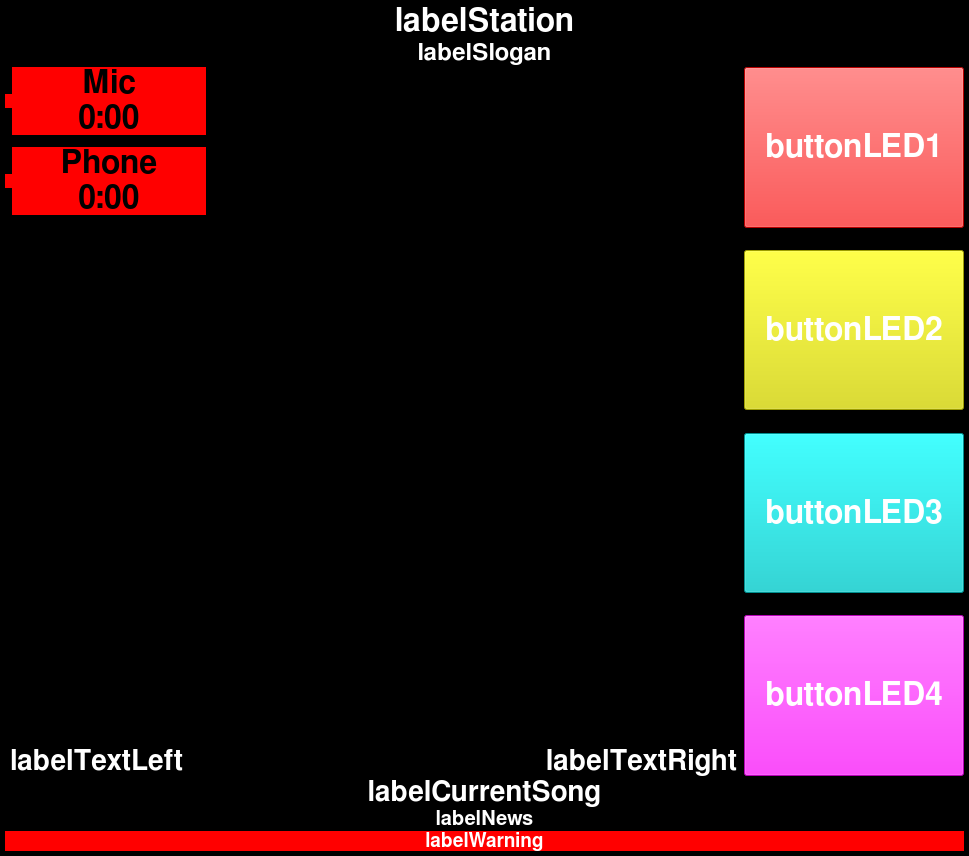
Qt form mainscreen.ui (saschaludwig/OnAirScreen) before a commit.
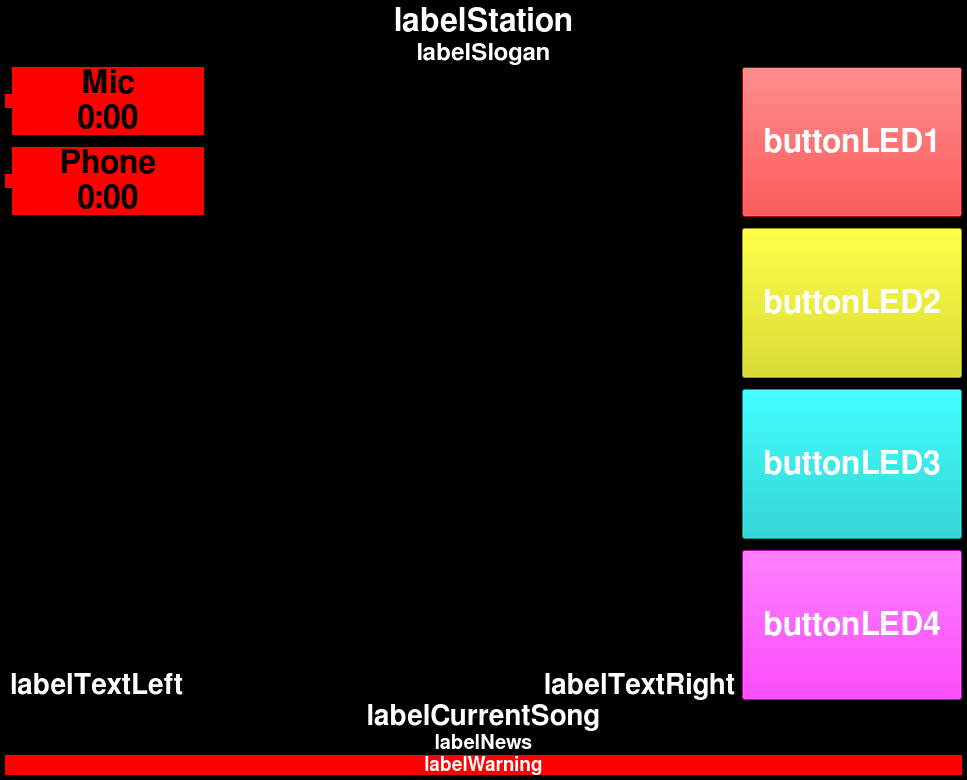
The same form after that commit. Icons and pictures are not drawn. Custom widgets are drawn as their Qt base class.

Diff of the .ui file:
```diff
--- a/mainscreen.ui
+++ b/mainscreen.ui
@@ -12,8 +12,8 @@
    <rect>
     <x>0</x>
     <y>0</y>
-    <width>969</width>
-    <height>856</height>
+    <width>967</width>
+    <height>763</height>
    </rect>
   </property>
   <property name="minimumSize">
```
